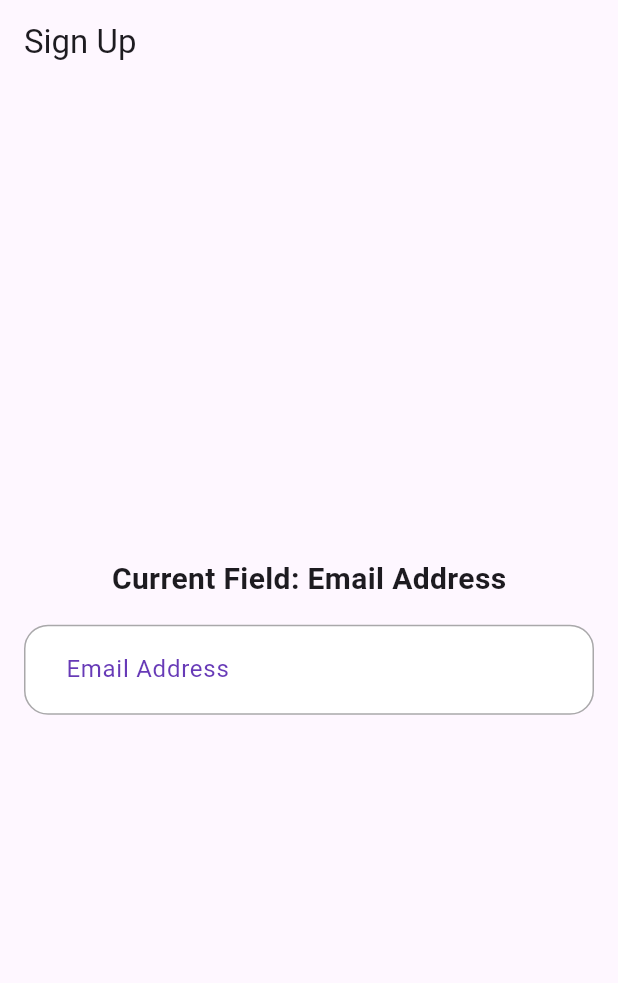
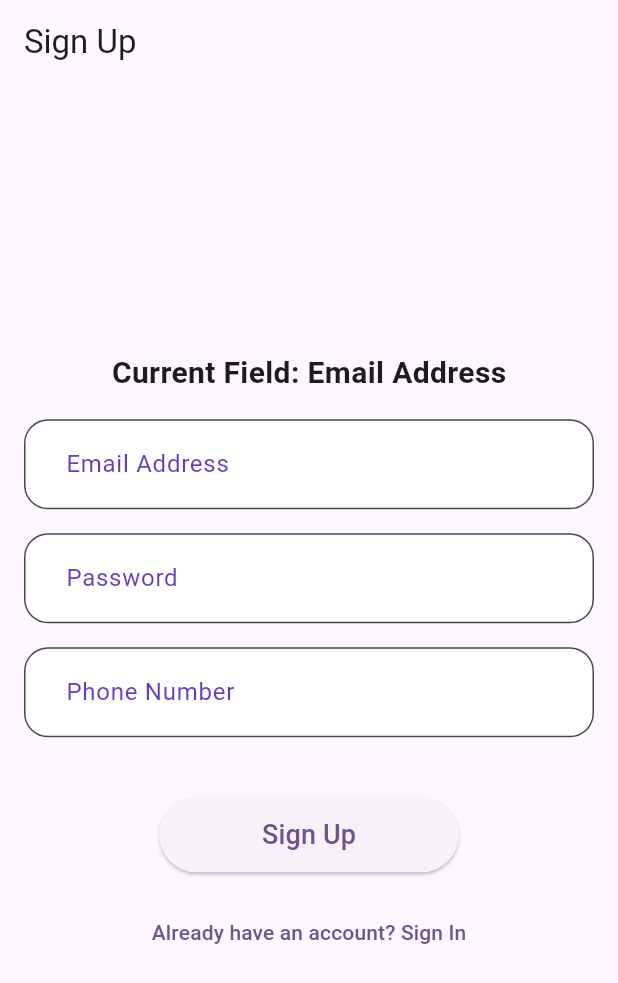
Before and after one commit to muhammadali079/vision_assist, a Flutter app: the SignUpScreen screen opened directly, on a phone screen of 412 x 824 dp. Shown: the top 983 px of the screen. Run offline on Flutter 3.47's test engine with Material 3 defaults, Android fonts, the phone set to English and light mode, and no system bars; our stand-ins replace audioplayers, camera, cloud_firestore, firebase_auth, firebase_core, flutter_tts and 2 more; missing offline and left inert: google_mlkit_text_recognition; accounts and stored records are empty.

Commit message:
added button navigation

```diff
--- a/lib/new/signup_screen.dart
+++ b/lib/new/signup_screen.dart
@@ -9,8 +9,6 @@ import 'package:speech_to_text/speech_to_text.dart' as stt;
 import 'package:flutter_tts/flutter_tts.dart';
 import 'package:testing/new/camera_screen.dart';
 import 'package:testing/new/signin_screen.dart';
-
-
 
 class SignUpScreen extends StatefulWidget {
   const SignUpScreen({super.key});
@@ -31,6 +29,7 @@ class _SignUpScreenState extends State<SignUpScreen>
   int _currentFieldIndex = 0;
   bool isSpeechActive = false;
   String updatedWords = "";
+  bool _isManualInput = false;
 
   final List<Map<String, String>> _formFields = [
     {'label': 'Email Address', 'value': ''},
@@ -61,7 +60,6 @@ void _checkSignUpState() async {
           context, MaterialPageRoute(builder: (_) => const CameraScreen()));
     }
   }
-
 
   void _initializeControllers() {
     _controllers.addAll(_formFields
@@ -103,6 +101,7 @@ void _checkSignUpState() async {
       });
     }
   }
+
   void _startListening(String fieldLabel) async {
     if (_isListening) return;
 
@@ -131,7 +130,9 @@ void _checkSignUpState() async {
           print("Updated Words: $updatedWords");
           if (updatedWords.contains("toggle") ||
               updatedWords.contains("switch") ||
-              updatedWords.contains("sign in") ||updatedWords.contains("signin") || updatedWords.contains("singin")) {
+              updatedWords.contains("sign in") ||
+              updatedWords.contains("signin") ||
+              updatedWords.contains("singin")) {
             print("Navigating to Sign in screen...");
             _readMessage("Switching to Sign in screen...");
             Future.delayed(const Duration(seconds: 1), () {
@@ -182,7 +183,7 @@ void _checkSignUpState() async {
 
         print("Captured Words: ${_formFields[_currentFieldIndex]['value']}");
 
-        Future.delayed(const Duration(seconds: 10), () async{
+        Future.delayed(const Duration(seconds: 10), () async {
           if (_formFields[_currentFieldIndex]['value']!.isNotEmpty) {
             pauseTimer?.cancel();
             String fieldValue =
@@ -217,7 +218,8 @@ void _checkSignUpState() async {
     };
   }
 
-  Future<void> _confirmAndStartListening(String fieldLabel, String fieldValue) async {
+  Future<void> _confirmAndStartListening(
+      String fieldLabel, String fieldValue) async {
     if (_isListening || _isProcessing) return;
 
     setState(() => _isListening = true);
@@ -243,7 +245,8 @@ void _checkSignUpState() async {
             pauseTimer?.cancel();
 
             if (_currentFieldIndex == _formFields.length - 1 &&
-              (_formFields[_currentFieldIndex]['value']?.isNotEmpty ?? false)) {
+                (_formFields[_currentFieldIndex]['value']?.isNotEmpty ??
+                    false)) {
               _readMessage("All fields are filled. Signing you up now.");
               await flutterTts.awaitSpeakCompletion(true);
               await _signUp();
@@ -294,7 +297,6 @@ void _checkSignUpState() async {
     };
   }
 
-
   void _stopListening() {
     _speech.stop();
     setState(() => _isListening = false);
@@ -339,7 +341,6 @@ void _checkSignUpState() async {
       };
       await firestore.collection('users').doc(userId).set(userData);
 
-
       if (userId.isNotEmpty) {
         print(userId.toString());
 
@@ -347,22 +348,29 @@ void _checkSignUpState() async {
         SharedPreferences prefs = await SharedPreferences.getInstance();
         await prefs.setBool('isSignedUp', true);
 
+        if (!_isManualInput) {
           await flutterTts.speak("Sign Up successful");
           await flutterTts.awaitSpeakCompletion(true);
+        }
 
         Navigator.pushReplacement(
             context, MaterialPageRoute(builder: (_) => const CameraScreen()));
       }
-
     } catch (e) {
       print("Error: $e");
+      if (!_isManualInput) {
         await flutterTts.speak("error creating new account");
         await flutterTts.awaitSpeakCompletion(true);
+      }
+      ScaffoldMessenger.of(context).showSnackBar(
+        const SnackBar(content: Text('Sign up failed. Please try again.')),
+      );
       Future.delayed(const Duration(seconds: 5), () {
         _resetForm();
       });
     }
   }
+
   void _resetForm() {
     setState(() {
       for (var field in _formFields) {
@@ -379,10 +387,20 @@ void _checkSignUpState() async {
     });
   }
 
+  void _handleManualSignUp() {
+    if (_formFields.any((field) => field['value']!.isEmpty)) {
+      ScaffoldMessenger.of(context).showSnackBar(
+        const SnackBar(content: Text('Please fill in all fields')),
+      );
+      return;
+    }
+    _signUp();
+  }
+
   @override
   Widget build(BuildContext context) {
     return Scaffold(
-      appBar: AppBar(title: Text('Sign Up')),
+      appBar: AppBar(title: const Text('Sign Up')),
       body: Padding(
         padding: const EdgeInsets.all(16.0),
         child: Column(
@@ -393,16 +411,47 @@ void _checkSignUpState() async {
               style: const TextStyle(fontSize: 20, fontWeight: FontWeight.bold),
             ),
             const SizedBox(height: 16),
-            TextFormField(
-              controller: _controllers[_currentFieldIndex],
+            ListView.builder(
+              shrinkWrap: true,
+              itemCount: _formFields.length,
+              itemBuilder: (context, index) {
+                return Padding(
+                  padding: const EdgeInsets.only(bottom: 16.0),
+                  child: TextFormField(
+                    controller: _controllers[index],
+                    obscureText: _formFields[index]['label'] == 'Password',
                     decoration: InputDecoration(
-                labelText: _formFields[_currentFieldIndex]['label'],
-                hintText:
-                    'Enter your ${_formFields[_currentFieldIndex]['label']}',
+                      labelText: _formFields[index]['label'],
+                      hintText: 'Enter your ${_formFields[index]['label']}',
                     ),
-              enabled: false,
+                    onChanged: (value) {
+                      _isManualInput = true;
+                      setState(() {
+                        _formFields[index]['value'] = value;
+                      });
+                    },
                   ),
-            const SizedBox(height: 32),
+                );
+              },
+            ),
+            const SizedBox(height: 24),
+            ElevatedButton(
+              onPressed: _handleManualSignUp,
+              style: ElevatedButton.styleFrom(
+                minimumSize: const Size(200, 50),
+              ),
+              child: const Text('Sign Up', style: TextStyle(fontSize: 18)),
+            ),
+            const SizedBox(height: 16),
+            TextButton(
+              onPressed: () {
+                Navigator.pushReplacement(
+                  context,
+                  MaterialPageRoute(builder: (_) => const SignInScreen()),
+                );
+              },
+              child: const Text('Already have an account? Sign In'),
+            ),
           ],
         ),
       ),
```
Also changed, not shown: lib/main.dart (+8 -8 lines), lib/new/signin_screen.dart (+70 -15 lines). Lines whose indentation alone changed are shown as unchanged.
